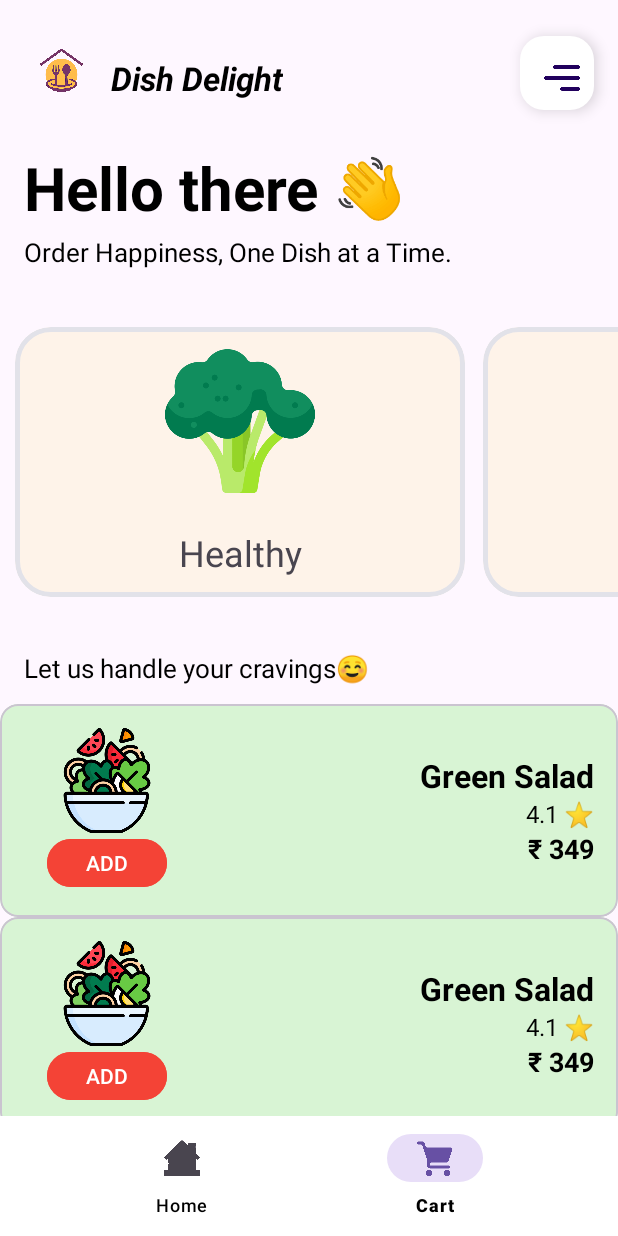
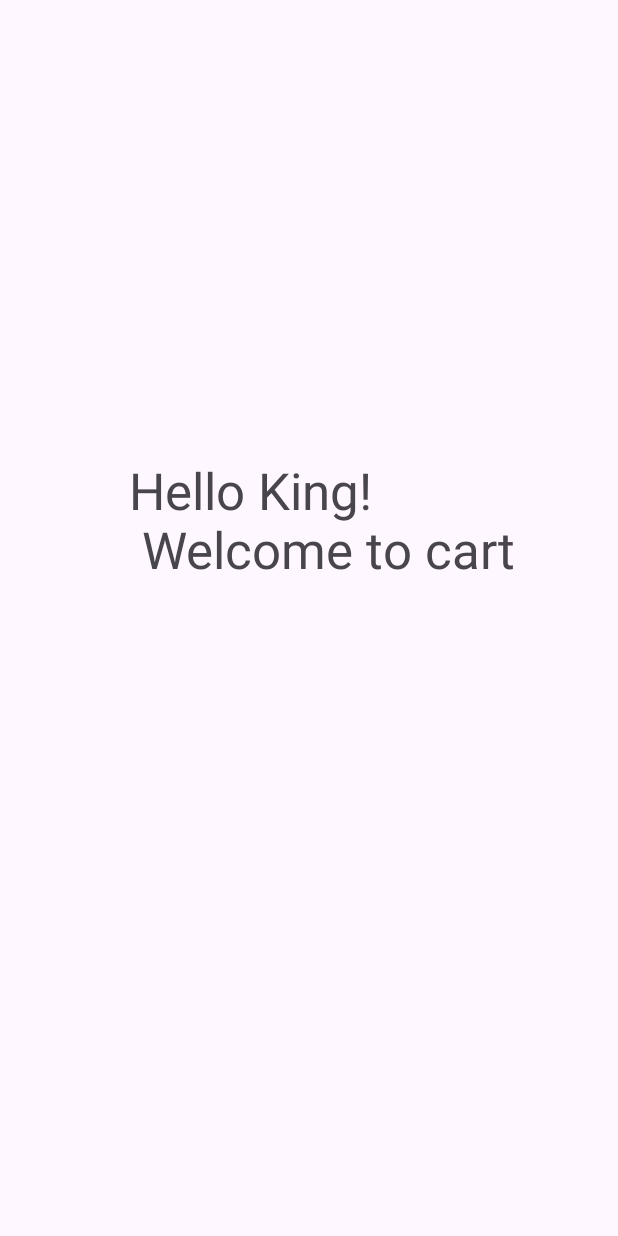
Before and after one commit to SayedHaneef31/Dish-Delight, an Android app: the screen it shows after launch (HomeActivity before the commit, CartActivity after it), item 2 of the bottom bar chosen, on a phone screen of 412 x 824 dp. Run offline under Robolectric (Android 15) with nearby library versions, the light colour scheme and no system bars.

```diff
--- a/app/src/main/AndroidManifest.xml
+++ b/app/src/main/AndroidManifest.xml
@@ -13,6 +13,9 @@
         android:theme="@style/Theme.DishDelight"
         tools:targetApi="31">
         <activity
+            android:name=".CartActivity"
+            android:exported="false" />
+        <activity
             android:name=".HomeActivity"
             android:exported="false" />
         <activity
--- /dev/null
+++ b/app/src/main/java/com/example/dishdelight/CartActivity.kt
@@ -0,0 +1,20 @@
+package com.example.dishdelight
+
+import android.os.Bundle
+import androidx.activity.enableEdgeToEdge
+import androidx.appcompat.app.AppCompatActivity
+import androidx.core.view.ViewCompat
+import androidx.core.view.WindowInsetsCompat
+
+class CartActivity : AppCompatActivity() {
+    override fun onCreate(savedInstanceState: Bundle?) {
+        super.onCreate(savedInstanceState)
+        enableEdgeToEdge()
+        setContentView(R.layout.activity_cart)
+        ViewCompat.setOnApplyWindowInsetsListener(findViewById(R.id.main)) { v, insets ->
+            val systemBars = insets.getInsets(WindowInsetsCompat.Type.systemBars())
+            v.setPadding(systemBars.left, systemBars.top, systemBars.right, systemBars.bottom)
+            insets
+        }
+    }
+}
--- a/app/src/main/java/com/example/dishdelight/HomeActivity.kt
+++ b/app/src/main/java/com/example/dishdelight/HomeActivity.kt
@@ -1,19 +1,30 @@
 package com.example.dishdelight
 
+import android.content.Context
+import android.content.Intent
+import android.content.res.Configuration
 import android.os.Bundle
 import android.view.View
+import android.widget.PopupMenu
 import androidx.activity.enableEdgeToEdge
+import androidx.appcompat.app.AlertDialog
 import androidx.appcompat.app.AppCompatActivity
 import androidx.core.view.ViewCompat
 import androidx.core.view.WindowInsetsCompat
 import com.example.dishdelight.databinding.ActivityHomeBinding
 import com.example.dishdelight.databinding.PopularFoodCardBinding
 
+
 class HomeActivity : AppCompatActivity() {
 
     private lateinit var binding: ActivityHomeBinding
 
 
+    override fun attachBaseContext(newBase: Context) {
+        val language = LocaleHelper.getLanguage(newBase)
+        val context = LocaleHelper.updateLocale(newBase, language)
+        super.attachBaseContext(context)
+    }
     override fun onCreate(savedInstanceState: Bundle?) {
         super.onCreate(savedInstanceState)
         enableEdgeToEdge()
@@ -22,6 +33,10 @@ class HomeActivity : AppCompatActivity() {
 
         popluateFamousFood()
 
+        floatingButtwonWorking()
+
+        enableBottomNavigation()
+
 
         ViewCompat.setOnApplyWindowInsetsListener(findViewById(R.id.main)) { v, insets ->
             val systemBars = insets.getInsets(WindowInsetsCompat.Type.systemBars())
@@ -29,6 +44,24 @@ class HomeActivity : AppCompatActivity() {
             insets
         }
     }
+
+    private fun enableBottomNavigation() {
+        binding.navigationnnnn.selectedItemId = R.id.nav_home
+        binding.navigationnnnn.setOnItemSelectedListener { item ->
+            when (item.itemId) {
+                R.id.nav_home -> {
+                    true
+                }
+                R.id.cart -> {
+                    startActivity(Intent(this, CartActivity::class.java))
+                    finish()
+                    true
+                }
+                else -> false
+            }
+        }
+    }
+
 
     private fun popluateFamousFood() {
         repeat(3) {
@@ -69,4 +102,50 @@ class HomeActivity : AppCompatActivity() {
 
         }
     }
+
+    private fun floatingButtwonWorking() {
+        binding.floatingActionButton2.setOnClickListener { view ->
+            val popupMenu = PopupMenu(this, view)
+            popupMenu.menuInflater.inflate(R.menu.menu_options, popupMenu.menu)
+
+            popupMenu.setOnMenuItemClickListener { item ->
+                when (item.itemId) {
+                    R.id.englishhhh -> {
+                        switchLanguage("en")
+                        true
+                    }
+
+                    R.id.hindiiii -> {
+                        switchLanguage("hi")
+                        true
+                    }
+
+                    R.id.devContactsss -> {
+                        showDeveloperContact()
+                        true
+                    }
+
+                    else -> false
+
+                }
+            }
+            popupMenu.show()
+        }
+    }
+
+
+
+    private fun switchLanguage(languageCode: String) {
+
+        LocaleHelper.setLanguage(this, languageCode)
+        recreate()
+    }
+
+    private fun showDeveloperContact() {
+        AlertDialog.Builder(this)
+            .setTitle("@string/dev_contacts")
+            .setMessage("Email: haneefatwork01@gmail.com\nPhone: +91 9369399872\nPortfolio: www.haneef.tech")
+            .setPositiveButton("OK", null)
+            .show()
+    }
 }
--- /dev/null
+++ b/app/src/main/java/com/example/dishdelight/LocaleHelper.kt
@@ -0,0 +1,31 @@
+package com.example.dishdelight
+
+import android.content.Context
+import android.content.res.Configuration
+import java.util.Locale
+
+object LocaleHelper
+{
+    private val PREFS_NAME = "prefs"
+    private val KEY_LANG = "app_lang"
+
+    fun getLanguage(context: Context): String {
+        val prefs = context.getSharedPreferences(PREFS_NAME, Context.MODE_PRIVATE)
+        return prefs.getString(KEY_LANG, Locale.getDefault().language) ?: "en"
+    }
+
+    fun setLanguage(context: Context, language: String) {
+        val prefs = context.getSharedPreferences(PREFS_NAME, Context.MODE_PRIVATE)
+        prefs.edit().putString(KEY_LANG, language).apply()
+    }
+
+    fun updateLocale(context: Context, language: String): Context {
+        val locale = Locale(language)
+        Locale.setDefault(locale)
+
+        val config = Configuration(context.resources.configuration)
+        config.setLocale(locale)
+
+        return context.createConfigurationContext(config)
+    }
+}
--- /dev/null
+++ b/app/src/main/res/layout/activity_cart.xml
@@ -0,0 +1,21 @@
+<?xml version="1.0" encoding="utf-8"?>
+<androidx.constraintlayout.widget.ConstraintLayout xmlns:android="http://schemas.android.com/apk/res/android"
+    xmlns:app="http://schemas.android.com/apk/res-auto"
+    xmlns:tools="http://schemas.android.com/tools"
+    android:id="@+id/main"
+    android:layout_width="match_parent"
+    android:layout_height="match_parent"
+    tools:context=".CartActivity">
+
+    <TextView
+        android:id="@+id/textView8"
+        android:layout_width="wrap_content"
+        android:layout_height="wrap_content"
+        android:layout_marginTop="304dp"
+        android:text="Hello King! \n Welcome to cart"
+        android:textSize="34sp"
+        app:layout_constraintEnd_toEndOf="parent"
+        app:layout_constraintHorizontal_bias="0.554"
+        app:layout_constraintStart_toStartOf="parent"
+        app:layout_constraintTop_toTopOf="parent" />
+</androidx.constraintlayout.widget.ConstraintLayout>
--- a/app/src/main/res/layout/activity_home.xml
+++ b/app/src/main/res/layout/activity_home.xml
@@ -42,7 +42,7 @@
 
         android:textColor="@color/black"
         android:textStyle="bold"
-        android:text="Hello there 👋"
+        android:text="@string/hello_there"
         android:textSize="40sp"
         app:layout_constraintStart_toStartOf="parent"
         app:layout_constraintTop_toBottomOf="@+id/imageView2" />
@@ -53,7 +53,7 @@
         android:layout_height="wrap_content"
         android:layout_marginStart="16dp"
         android:layout_marginTop="4dp"
-        android:text="Order Happiness, One Dish at a Time."
+        android:text="@string/order_happiness"
         android:textColor="@color/black"
         android:textSize="17sp"
         app:layout_constraintStart_toStartOf="parent"
@@ -101,7 +101,7 @@
         android:layout_height="wrap_content"
         android:layout_marginStart="16dp"
         android:layout_marginTop="25dp"
-        android:text="Let us handle your cravings☺️"
+        android:text="@string/handle_cravings"
         android:textColor="@color/black"
         android:textSize="17sp"
         app:layout_constraintStart_toStartOf="parent"
--- a/app/src/main/res/menu/bottom_navigation.xml
+++ b/app/src/main/res/menu/bottom_navigation.xml
@@ -4,12 +4,12 @@
     <item
         android:id="@+id/nav_home"
         android:icon="@drawable/house"
-        android:title="Home"/>
+        android:title="@string/homee"/>
 
     <item
         android:id="@+id/cart"
         android:icon="@drawable/cart2"
-        android:title="Cart"/>
+        android:title="@string/cartt"/>
 
 
 
--- /dev/null
+++ b/app/src/main/res/menu/menu_options.xml
@@ -0,0 +1,18 @@
+<?xml version="1.0" encoding="utf-8"?>
+<menu xmlns:android="http://schemas.android.com/apk/res/android">
+
+
+    <item android:id="@+id/englishhhh"
+        android:title="English 🌎"
+
+        />
+
+    <item android:id="@+id/hindiiii"
+        android:title="हिंदी 🇮🇳"
+
+        />
+    <item android:id="@+id/devContactsss"
+        android:title="@string/dev_contacts"
+
+        />
+</menu>
```
Also changed, not shown: app/src/main/res/values/strings.xml (+9 -0 lines), 1 other file.
